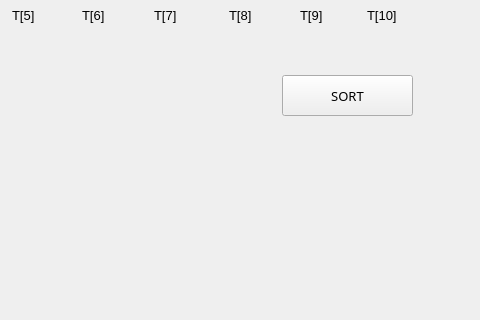
Old version of the form UI/gui.ui in the repository WissemHajbi/sorting-teacher; both pictures show x 368 to 848 and y 175 to 495 of the 848 by 589 pixel window.
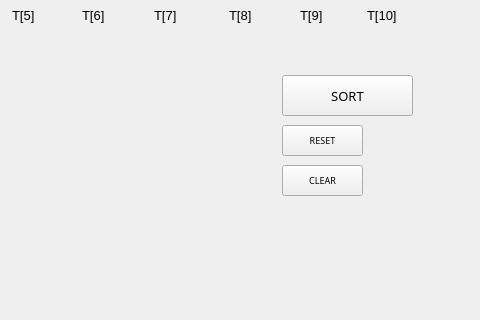
New version of the form.

The edit to the form file:
```diff
--- a/UI/gui.ui
+++ b/UI/gui.ui
@@ -478,6 +478,46 @@
      <set>Qt::AlignCenter</set>
     </property>
    </widget>
+   <widget class="QPushButton" name="pushButton_CLEAR">
+    <property name="geometry">
+     <rect>
+      <x>650</x>
+      <y>340</y>
+      <width>81</width>
+      <height>31</height>
+     </rect>
+    </property>
+    <property name="font">
+     <font>
+      <family>Dubai Medium</family>
+      <pointsize>7</pointsize>
+      <italic>false</italic>
+     </font>
+    </property>
+    <property name="text">
+     <string>CLEAR</string>
+    </property>
+   </widget>
+   <widget class="QPushButton" name="pushButton_RESET">
+    <property name="geometry">
+     <rect>
+      <x>650</x>
+      <y>300</y>
+      <width>81</width>
+      <height>31</height>
+     </rect>
+    </property>
+    <property name="font">
+     <font>
+      <family>Dubai Medium</family>
+      <pointsize>7</pointsize>
+      <italic>false</italic>
+     </font>
+    </property>
+    <property name="text">
+     <string>RESET</string>
+    </property>
+   </widget>
   </widget>
  </widget>
  <resources/>
```
